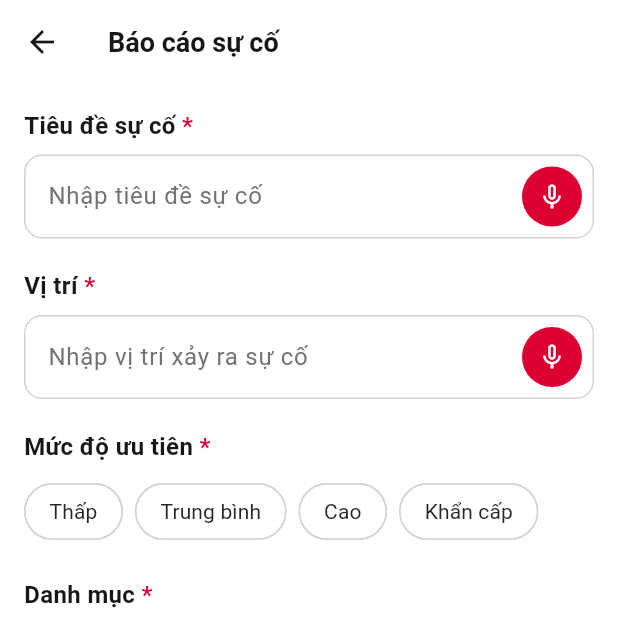
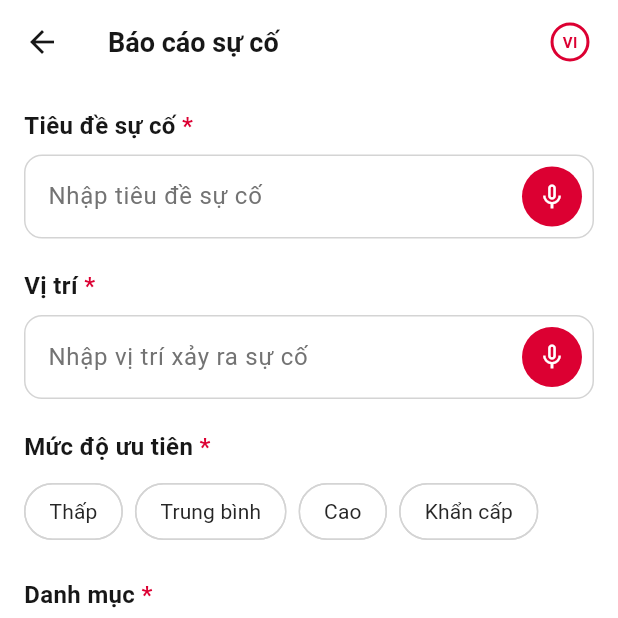
Before and after one commit to Vudangkhoa0910/SmartFactory_CONNECT_App, a Flutter app: the ReportFormScreen screen opened by its route, on a phone screen of 412 x 824 dp, the top half of it. Run offline on Flutter 3.47's test engine with Material 3 defaults, Android fonts, the phone set to English and light mode, and no system bars; drawn by our look-alikes of toastification; our stand-ins replace audioplayers, camera, carousel_slider, custom_refresh_indicator, firebase_core, firebase_messaging and 10 more; missing offline and left inert: flutter_displaymode, mobile_scanner, record; accounts and stored records are empty; project files that could hold a hidden picture were left out.

Commit message:
feat(report): add language toggle to report form screen

```diff
--- a/lib/screens/report/report_form_screen.dart
+++ b/lib/screens/report/report_form_screen.dart
@@ -12,6 +12,7 @@ import '../../widgets/expanded_text_dialog.dart';
 import '../../services/incident_service.dart';
 import '../../l10n/app_localizations.dart';
 import '../../components/loading_infinity.dart';
+import '../../widgets/language_toggle_button.dart';
 
 class ReportFormScreen extends StatefulWidget {
   const ReportFormScreen({super.key});
@@ -292,6 +293,10 @@ class _ReportFormScreenState extends State<ReportFormScreen> {
               fontWeight: FontWeight.w600,
             ),
           ),
+          actions: const [
+            LanguageToggleIconButton(),
+            SizedBox(width: 8),
+          ],
         ),
         body: Form(
           key: _formKey,
```
